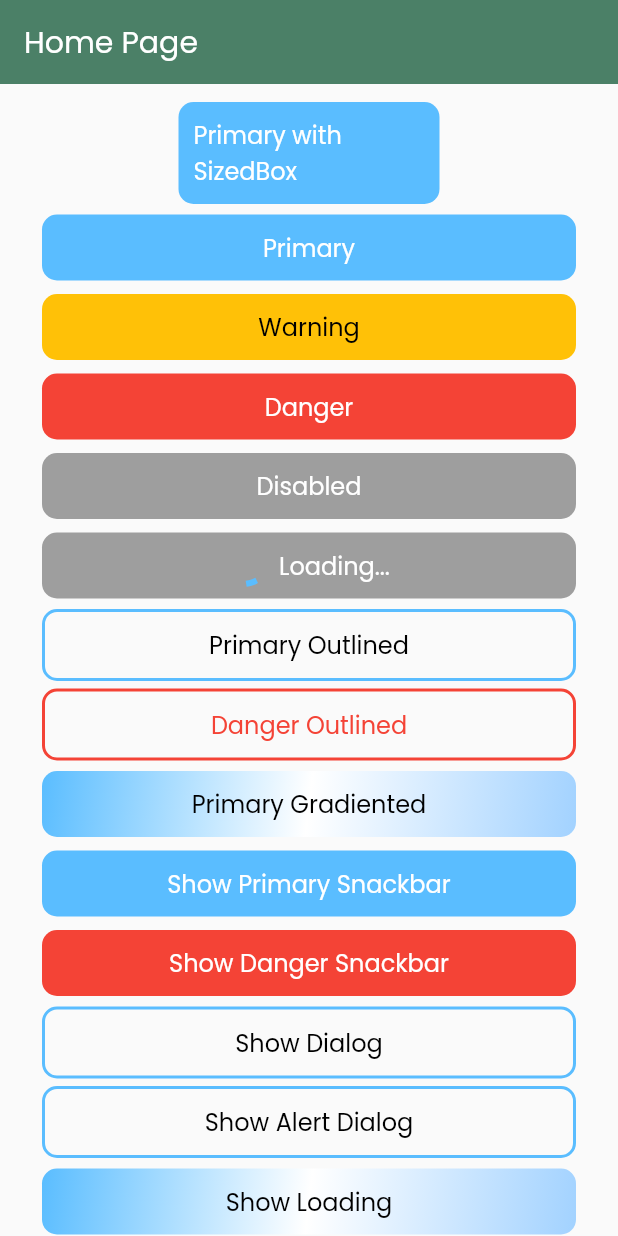
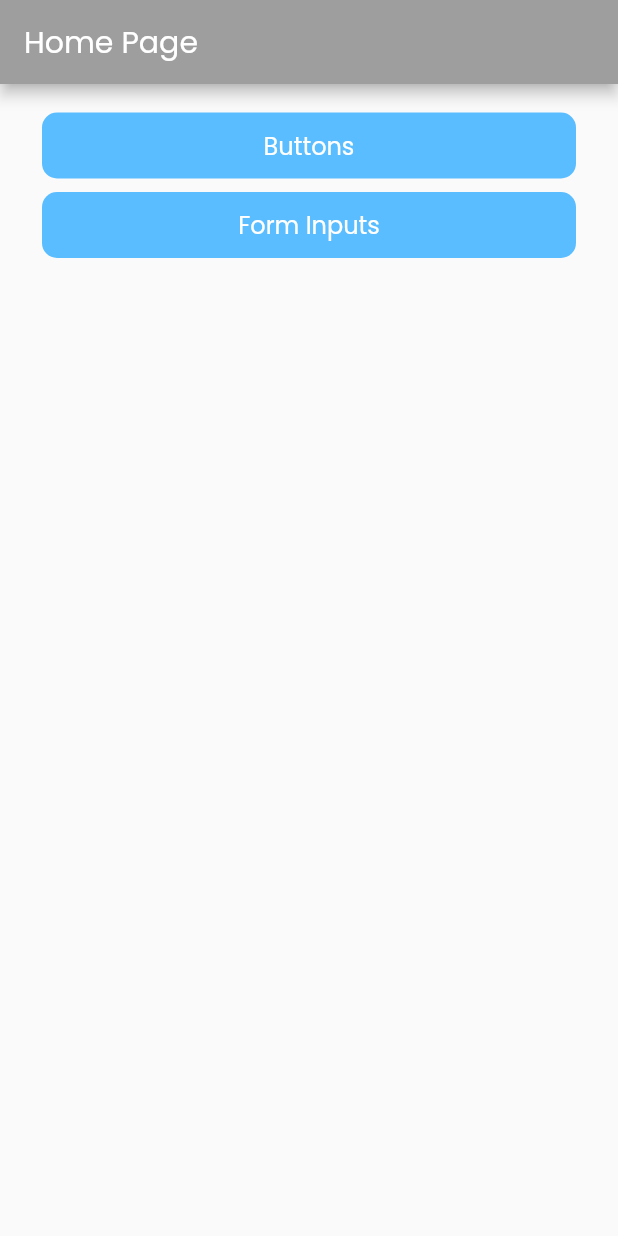
Before and after one commit to maulahaz/flt-zapp-template, a Flutter app: the screen it shows after launch, on a phone screen of 412 x 824 dp. Run offline on Flutter 3.47's test engine with Material 2 defaults, Android fonts, the phone set to English and light mode, and no system bars; our stand-ins replace shared_preferences.

Commit message:
Add Page Form Input and Edit Theme

```diff
--- a/lib/configs/colors.dart
+++ b/lib/configs/colors.dart
@@ -3,7 +3,7 @@ import 'package:flutter/material.dart';
 
 //--App Colors:
 // --------------------------------------------------
-const kPrimary = Color.fromARGB(255, 192, 179, 194);
+const kPrimary = Color.fromARGB(255, 236, 252, 179);
 const kSecondary = Color.fromARGB(255, 75, 128, 103);
 const kSuccess = Color(0xFF28A745);
 const kDanger = Color(0xFFDC3545);
--- a/lib/configs/themes.dart
+++ b/lib/configs/themes.dart
@@ -4,13 +4,9 @@ import 'x_configs.dart';
 
 class MyThemes {
   static final lightMode = ThemeData(
-      primaryColor: ThemeData.light().scaffoldBackgroundColor,
-      colorScheme: ColorScheme.light().copyWith(
-        primary: kPrimary,
-        secondary: kSecondary
-      ),
-      brightness: Brightness.light,
+      colorScheme: ThemeData().colorScheme.copyWith(primary: kRed),
       fontFamily: 'Poppins',
+    //   appBarTheme: AppBarTheme(foregroundColor: kBlack),
       inputDecorationTheme: InputDecorationTheme(
           border: OutlineInputBorder(
               borderRadius: BorderRadius.circular(20.0),
@@ -19,8 +15,7 @@ class MyThemes {
           fillColor: Colors.grey.withOpacity(0.1)));
 
   static final darkMode = ThemeData(
-      primaryColor: ThemeData.light().scaffoldBackgroundColor,
-      brightness: Brightness.dark,
+      colorScheme: ThemeData().colorScheme.copyWith(primary: kGrey),
       fontFamily: 'Poppins',
       inputDecorationTheme: InputDecorationTheme(
           border: OutlineInputBorder(
--- a/lib/main.dart
+++ b/lib/main.dart
@@ -17,8 +17,8 @@ class MyApp extends StatelessWidget {
     return MaterialApp(
       debugShowCheckedModeBanner: false,
       // themeMode: ThemeMode.system,
-      theme: MyThemes.lightMode,
-      // theme: MyThemes.darkMode,
+      // theme: MyThemes.lightMode,
+      theme: MyThemes.darkMode,
       darkTheme: MyThemes.darkMode,
       // home: SliverView(),
       routes: {
@@ -27,6 +27,7 @@ class MyApp extends StatelessWidget {
         // '/signup': (context) => SignupPage(),
         '/home': (context) => HomePage(),
         '/button': (context) => ButtonPage(),
+        '/formInput': (context) => FormInputPage(),
         '/sliver': (context) => SliverView(),
       },
     );
--- /dev/null
+++ b/lib/modules/features/pages/form_input_pg.dart
@@ -0,0 +1,18 @@
+import 'package:flutter/material.dart';
+
+class FormInputPage extends StatelessWidget {
+  const FormInputPage({super.key});
+
+  @override
+  Widget build(BuildContext context) {
+    return Scaffold(
+      appBar: AppBar(
+        title: Text('Form Input Page'),
+      ),
+      body: SingleChildScrollView(
+        child: Column(children: [
+          Text('Form Input')
+        ],),
+      ));
+  }
+}
--- a/lib/modules/features/x_features.dart
+++ b/lib/modules/features/x_features.dart
@@ -9,4 +9,5 @@
 
 //--PAGES AND PARTS
 export 'pages/button_pg.dart';
+export 'pages/form_input_pg.dart';
 // export 'pages/parts/modules_part.dart';
--- a/lib/modules/home/pages/home_pg.dart
+++ b/lib/modules/home/pages/home_pg.dart
@@ -1,19 +1,16 @@
 import 'package:flutter/material.dart';
+import 'package:flutter_app/helpers/x_helpers.dart';
 
 import 'package:flutter_app/widgets/x_widgets.dart';
-
-import '../../../configs/x_configs.dart';
+import '../../features/x_features.dart';
 
 class HomePage extends StatelessWidget {
   HomePage({super.key});
 
   @override
   Widget build(BuildContext context) {
-    var size = MediaQuery.of(context).size;
     return Scaffold(
       appBar: AppBar(
-        elevation: 0,
-        backgroundColor: kSecondary,
         title: Text('Home Page'),
       ),
       body: SingleChildScrollView(
@@ -21,66 +18,10 @@ class HomePage extends StatelessWidget {
           padding: const EdgeInsets.all(12),
           child: Column(
             children: [
-              SizedBox(
-                  width: size.width * 0.5,
-                  child:
-                      MyButtons.primary(context, 'Primary with SizedBox', () {
-                    print('Primary');
-                    Navigator.pushNamed(context, '/button');
-                    ;
-                  })),
               SizedBox(height: 5),
-              MyButtons.primary(context, 'Primary', () => print('Primary')),
+              MyButtons.primary(context, 'Buttons', () => context.push(ButtonPage())),
               SizedBox(height: 5),
-              MyButtons.warning(context, 'Warning', () => print('Warning')),
-              SizedBox(height: 5),
-              MyButtons.danger(context, 'Danger', () => print('Danger')),
-              SizedBox(height: 5),
-              MyButtons.disabled(
-                context,
-                'Disabled',
-              ),
-              SizedBox(height: 5),
-              MyButtons.isLoading(
-                context,
-                'Loading...',
-              ),
-              SizedBox(height: 5),
-              MyButtons.primaryOutlined(
-                  context, 'Primary Outlined', () => print('Primary Outlined')),
-              SizedBox(height: 5),
-              MyButtons.dangerOutlined(
-                  context, 'Danger Outlined', () => print('Danger Outlined')),
-              SizedBox(height: 5),
-              MyButtons.primaryGradiented(context, 'Primary Gradiented', () {
-                print('Primary Gradiented');
-              }),
-              SizedBox(height: 5),
-              MyButtons.primary(context, 'Show Primary Snackbar', () {
-                print('--Clicked: Show Snackbar');
-                MySnackbar.primary(context, 'Hello', 'Mabroook');
-              }),
-              SizedBox(height: 5),
-              MyButtons.danger(context, 'Show Danger Snackbar', () {
-                print('--Clicked: Show Snackbar');
-                MySnackbar.danger(context, 'Upps', 'Error Detected');
-              }),
-              SizedBox(height: 5),
-              MyButtons.primaryOutlined(context, 'Show Dialog', () {
-                print('Show Dialog');
-                MyDialogs.alert(context, 'Dialog', 'How are you Dialog?');
-              }),
-              SizedBox(height: 5),
-              MyButtons.primaryOutlined(context, 'Show Alert Dialog', () {
-                print('Show Alert Dialog');
-                MyDialogs.alert2(
-                    context, 'AlertDialog', 'How are you AlertDialog?');
-              }),
-              SizedBox(height: 5),
-              MyButtons.primaryGradiented(context, 'Show Loading', () {
-                print('Show Loading');
-                MyDialogs.loading(context);
-              }),
+              MyButtons.primary(context, 'Form Inputs', () => context.push(FormInputPage())),
             ],
           ),
         ),
```
Also changed, not shown: 4 other files.
